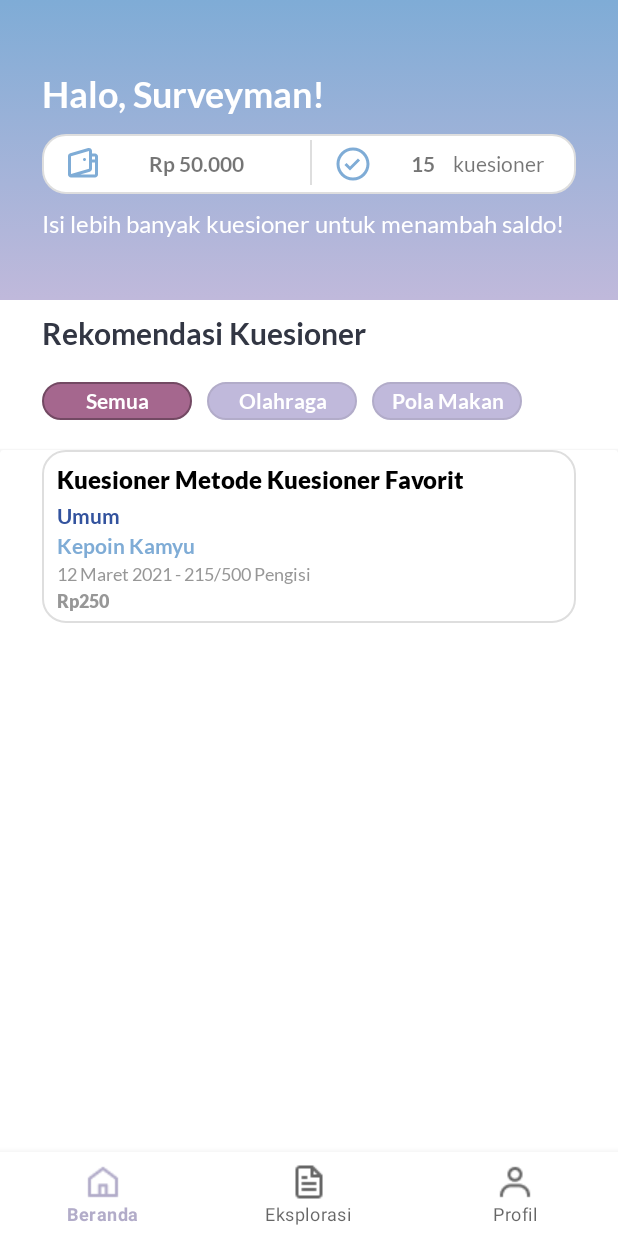
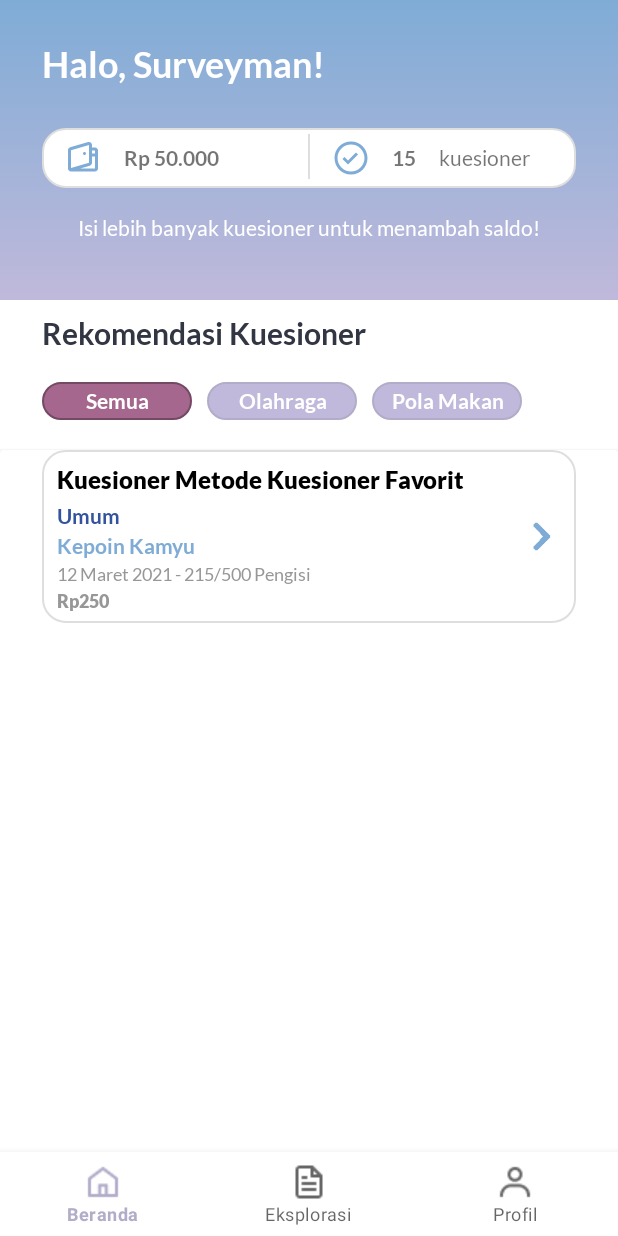
Before and after one commit to victoriatrinita/papb-2021, an Android app: the screen it shows after launch (NavActivity), on a phone screen of 412 x 824 dp. Run offline under Robolectric (Android 15) with nearby library versions, the phone set to English and light mode, and no system bars; our stand-ins replace navigation-ui.

Commit message:
adjust fragments' styling

```diff
--- a/app/src/main/res/layout/fragment_beranda.xml
+++ b/app/src/main/res/layout/fragment_beranda.xml
@@ -1,4 +1,5 @@
 <?xml version="1.0" encoding="utf-8"?>
+
 <androidx.constraintlayout.widget.ConstraintLayout xmlns:android="http://schemas.android.com/apk/res/android"
     xmlns:app="http://schemas.android.com/apk/res-auto"
     xmlns:tools="http://schemas.android.com/tools"
@@ -16,12 +17,13 @@
         app:layout_constraintStart_toStartOf="parent"
         app:layout_constraintTop_toTopOf="parent" />
 
+
     <TextView
         android:id="@+id/info_box"
         android:layout_width="0dp"
         android:layout_height="40dp"
-        android:layout_marginTop="12dp"
         android:layout_marginLeft="28dp"
+        android:layout_marginTop="28dp"
         android:layout_marginRight="28dp"
         android:background="@drawable/text_box1"
         app:layout_constraintEnd_toEndOf="@+id/view"
@@ -32,48 +34,50 @@
         android:id="@+id/vertical_line"
         android:layout_width="1dp"
         android:layout_height="30dp"
-        android:layout_marginEnd="204dp"
-        android:layout_marginRight="204dp"
+
         android:background="#DEDEDE"
         app:layout_constraintBottom_toBottomOf="@+id/info_box"
-        app:layout_constraintEnd_toEndOf="@+id/view"
+        app:layout_constraintEnd_toEndOf="@+id/info_box"
         app:layout_constraintLeft_toLeftOf="@+id/info_box"
         app:layout_constraintRight_toRightOf="@+id/info_box"
+        app:layout_constraintStart_toStartOf="@id/info_box"
         app:layout_constraintTop_toTopOf="@+id/info_box"
         app:layout_constraintVertical_bias="0.375" />
 
     <ImageView
         android:id="@+id/wallet_image"
-        android:contentDescription="wallet"
         android:layout_width="wrap_content"
         android:layout_height="40dp"
         android:layout_marginStart="15dp"
         android:layout_marginLeft="15dp"
+        android:contentDescription="wallet"
         android:src="@drawable/ic_wallet"
-        app:layout_constraintLeft_toLeftOf="@+id/info_box"
+        app:layout_constraintStart_toStartOf="@+id/info_box"
         app:layout_constraintTop_toTopOf="@+id/info_box" />
 
     <TextView
         android:id="@+id/saldo_text"
         android:layout_width="0dp"
         android:layout_height="40dp"
-        android:layout_marginStart="32dp"
-        android:layout_marginLeft="32dp"
+        android:layout_marginStart="15dp"
+        android:layout_marginLeft="15dp"
+        android:layout_marginEnd="15dp"
+        android:layout_marginRight="15dp"
         android:fontFamily="@font/lato_bold"
         android:gravity="center_vertical"
         android:text="Rp 50.000"
         android:textSize="14sp"
-        app:layout_constraintStart_toEndOf="@+id/wallet_image"
+        app:layout_constraintLeft_toRightOf="@id/wallet_image"
         app:layout_constraintRight_toLeftOf="@+id/vertical_line"
         app:layout_constraintTop_toTopOf="@+id/wallet_image" />
 
     <ImageView
         android:id="@+id/circle_checked_image"
-        android:contentDescription="circle checked"
         android:layout_width="wrap_content"
         android:layout_height="40dp"
         android:layout_marginStart="15dp"
         android:layout_marginLeft="15dp"
+        android:contentDescription="circle checked"
         android:src="@drawable/ic_circle_checked"
         app:layout_constraintLeft_toRightOf="@+id/vertical_line"
         app:layout_constraintTop_toTopOf="@+id/info_box" />
@@ -82,31 +86,27 @@
         android:id="@+id/jumlahKuesionerTerselesaikanText"
         android:layout_width="wrap_content"
         android:layout_height="40dp"
-        android:layout_marginStart="15dp"
-        android:layout_marginLeft="15dp"
         android:fontFamily="@font/lato_bold"
         android:gravity="center_vertical"
         android:text="15"
         android:textSize="14sp"
         app:layout_constraintLeft_toRightOf="@id/circle_checked_image"
         app:layout_constraintRight_toLeftOf="@id/kuesionerTerselesaikanText"
-        app:layout_constraintTop_toTopOf="@+id/info_box"
-        />
+        app:layout_constraintTop_toTopOf="@+id/info_box" />
 
     <TextView
         android:id="@+id/kuesionerTerselesaikanText"
         android:layout_width="wrap_content"
         android:layout_height="40dp"
-        android:layout_marginEnd="10dp"
-        android:layout_marginRight="10dp"
+        android:layout_marginEnd="15dp"
+        android:layout_marginRight="15dp"
         android:fontFamily="@font/lato_regular"
         android:gravity="center_vertical"
         android:text="kuesioner"
         android:textSize="14sp"
+        app:layout_constraintEnd_toEndOf="@id/info_box"
         app:layout_constraintStart_toEndOf="@+id/jumlahKuesionerTerselesaikanText"
-        app:layout_constraintEnd_toEndOf="@id/info_box"
-        app:layout_constraintTop_toTopOf="@+id/info_box"
-        />
+        app:layout_constraintTop_toTopOf="@+id/info_box" />
 
     <TextView
         android:id="@+id/title_greetings"
@@ -114,7 +114,7 @@
         android:layout_height="wrap_content"
         android:layout_marginStart="28dp"
         android:layout_marginLeft="28dp"
-        android:layout_marginTop="48dp"
+        android:layout_marginTop="28dp"
         android:fontFamily="@font/lato_bold"
         android:text="Halo, Surveyman!"
         android:textColor="@color/white"
@@ -127,26 +127,29 @@
         android:id="@+id/appCompatTextView"
         android:layout_width="wrap_content"
         android:layout_height="wrap_content"
+        android:layout_marginTop="18dp"
         android:fontFamily="@font/lato_regular"
         android:text="Isi lebih banyak kuesioner untuk menambah saldo!"
         android:textColor="@color/white"
-        android:textSize="16sp"
-        android:layout_marginTop="10dp"
-        app:layout_constraintStart_toStartOf="@id/info_box"
-        app:layout_constraintTop_toBottomOf="@id/info_box"/>
+        android:textSize="14sp"
+        app:layout_constraintEnd_toEndOf="@+id/view"
+        app:layout_constraintLeft_toLeftOf="parent"
+        app:layout_constraintRight_toRightOf="parent"
+        app:layout_constraintStart_toStartOf="@+id/view"
+        app:layout_constraintTop_toBottomOf="@id/info_box" />
 
     <TextView
         android:id="@+id/rekomendasi_title"
         android:layout_width="wrap_content"
         android:layout_height="wrap_content"
-        android:layout_marginTop="10dp"
         android:layout_marginStart="28dp"
         android:layout_marginLeft="28dp"
+        android:layout_marginTop="10dp"
         android:fontFamily="@font/lato_bold"
         android:text="Rekomendasi Kuesioner"
+        android:textColor="@color/dark_gray"
         android:textSize="20sp"
         android:textStyle="bold"
-        android:textColor="@color/dark_gray"
         app:layout_constraintStart_toStartOf="parent"
         app:layout_constraintTop_toBottomOf="@+id/view" />
 
@@ -155,8 +158,8 @@
         android:layout_width="100dp"
         android:layout_height="25dp"
         android:layout_marginTop="20dp"
+        android:layout_marginEnd="30dp"
         android:layout_marginRight="30dp"
-        android:layout_marginEnd="30dp"
         android:background="@drawable/tag_box_active"
         app:layout_constraintStart_toStartOf="@+id/rekomendasi_title"
         app:layout_constraintTop_toBottomOf="@+id/rekomendasi_title" />
@@ -170,19 +173,19 @@
         android:text="Semua"
         android:textColor="@color/white"
         android:textSize="14sp"
+        app:layout_constraintEnd_toEndOf="@+id/tag_box"
         app:layout_constraintStart_toStartOf="@+id/tag_box"
-        app:layout_constraintEnd_toEndOf="@+id/tag_box"
         app:layout_constraintTop_toTopOf="@+id/tag_box" />
 
     <TextView
         android:id="@+id/tag_box_two"
         android:layout_width="100dp"
         android:layout_height="25dp"
+        android:layout_marginStart="10dp"
+        android:layout_marginLeft="10dp"
         android:layout_marginTop="20dp"
-        android:layout_marginLeft="10dp"
-        android:layout_marginStart="10dp"
+        android:layout_marginEnd="28dp"
         android:layout_marginRight="28dp"
-        android:layout_marginEnd="28dp"
         android:background="@drawable/tag_box"
         app:layout_constraintStart_toEndOf="@+id/tag_box"
         app:layout_constraintTop_toBottomOf="@+id/rekomendasi_title" />
@@ -196,19 +199,19 @@
         android:text="Olahraga"
         android:textColor="@color/white"
         android:textSize="14sp"
+        app:layout_constraintEnd_toEndOf="@+id/tag_box_two"
         app:layout_constraintStart_toStartOf="@+id/tag_box_two"
-        app:layout_constraintEnd_toEndOf="@+id/tag_box_two"
         app:layout_constraintTop_toTopOf="@+id/tag_box_two" />
 
     <TextView
         android:id="@+id/tag_box_three"
         android:layout_width="100dp"
         android:layout_height="25dp"
+        android:layout_marginStart="10dp"
+        android:layout_marginLeft="10dp"
         android:layout_marginTop="20dp"
-        android:layout_marginLeft="10dp"
-        android:layout_marginStart="10dp"
+        android:layout_marginEnd="28dp"
         android:layout_marginRight="28dp"
-        android:layout_marginEnd="28dp"
         android:background="@drawable/tag_box"
         app:layout_constraintStart_toEndOf="@+id/tag_box_two"
         app:layout_constraintTop_toBottomOf="@+id/rekomendasi_title" />
@@ -222,8 +225,8 @@
         android:text="Pola Makan"
         android:textColor="@color/white"
         android:textSize="14sp"
+        app:layout_constraintEnd_toEndOf="@+id/tag_box_three"
         app:layout_constraintStart_toStartOf="@+id/tag_box_three"
-        app:layout_constraintEnd_toEndOf="@+id/tag_box_three"
         app:layout_constraintTop_toTopOf="@+id/tag_box_three" />
 
     <androidx.cardview.widget.CardView
@@ -231,13 +234,14 @@
         android:layout_height="0dp"
         android:layout_marginTop="20dp"
         app:layout_constraintBottom_toBottomOf="parent"
-        app:layout_constraintTop_toBottomOf="@+id/tag_box" >
+        app:layout_constraintTop_toBottomOf="@+id/tag_box">
 
         <RelativeLayout
             android:layout_width="match_parent"
             android:layout_height="646dp">
 
             <androidx.appcompat.widget.AppCompatImageView
+                android:id="@+id/card"
                 android:layout_width="match_parent"
                 android:layout_height="115dp"
                 android:layout_marginLeft="28dp"
@@ -303,6 +307,19 @@
                 android:textSize="12sp"
                 android:textStyle="bold" />
 
+            <ImageView
+                android:id="@+id/imageView3"
+                android:layout_width="20dp"
+                android:layout_height="20dp"
+                android:layout_alignEnd="@+id/card"
+                android:layout_alignRight="@+id/card"
+                android:layout_alignBottom="@+id/card"
+                android:layout_alignParentTop="true"
+                android:layout_marginEnd="13dp"
+                android:layout_marginRight="13dp"
+                android:layout_marginBottom="0dp"
+                app:srcCompat="@drawable/arrowright" />
+
         </RelativeLayout>
     </androidx.cardview.widget.CardView>
 
```
Also changed, not shown: app/src/main/res/layout/fragment_eksplorasi.xml (+16 -13 lines), app/src/main/res/layout/fragment_profil.xml (+43 -38 lines).
